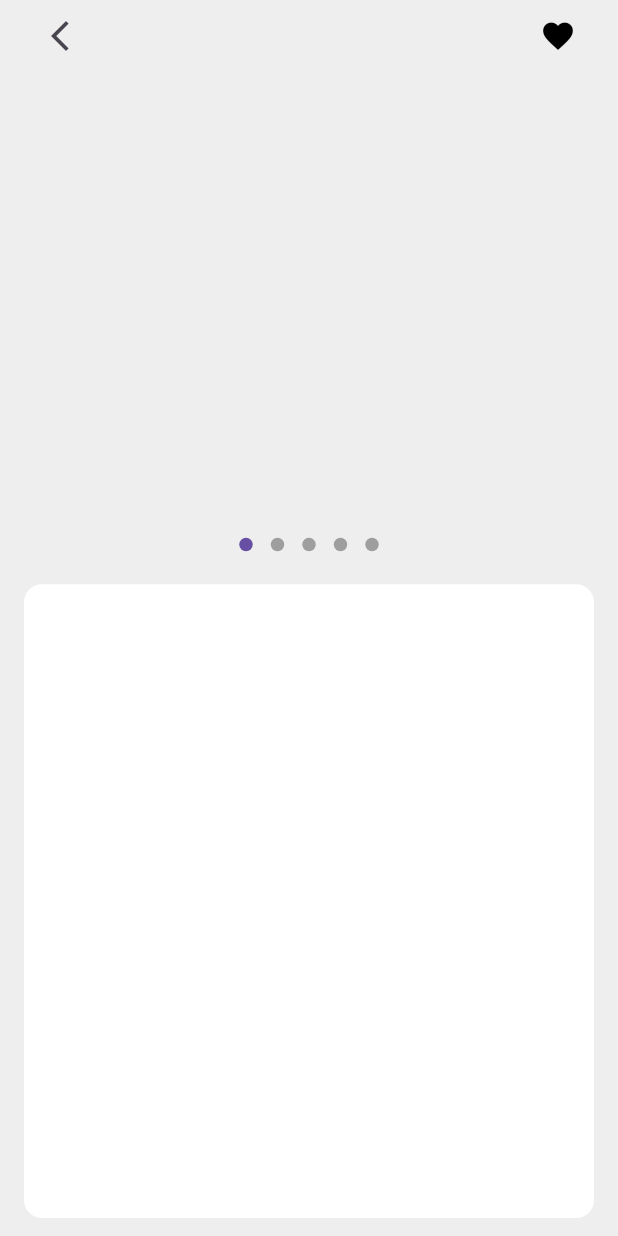
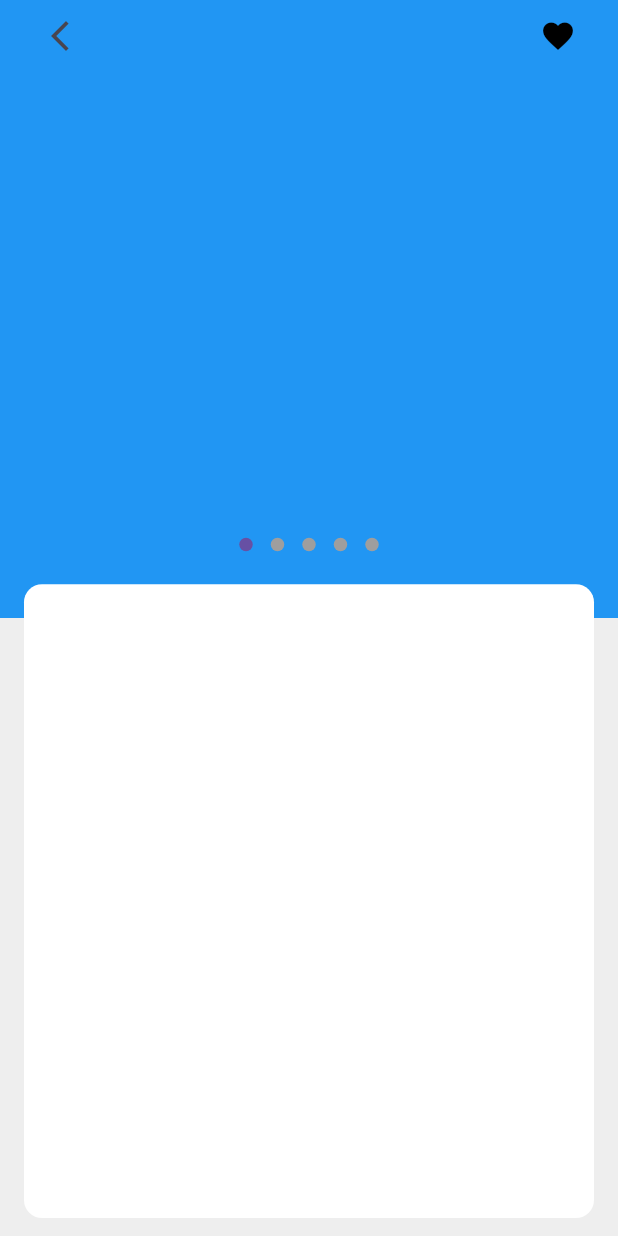
Before and after one commit to JAICHANGPARK/flutter_notebook_chapter_49, a Flutter app: the ECommerceDetailPage screen opened directly, on a phone screen of 412 x 824 dp. Run offline on Flutter 3.47's test engine with Material 3 defaults, Android fonts, the phone set to English and light mode, and no system bars; drawn by our look-alikes of dots_indicator; our stand-ins replace gap, google_fonts.

Commit message:
Update e_commerce_detail_page.dart

```diff
--- a/lib/ep2451_e_commerce_app/ui/e_commerce_detail_page.dart
+++ b/lib/ep2451_e_commerce_app/ui/e_commerce_detail_page.dart
@@ -9,6 +9,8 @@ class ECommerceDetailPage extends StatefulWidget {
 }
 
 class _ECommerceDetailPageState extends State<ECommerceDetailPage> {
+  final PageController? pageController = PageController(initialPage: 0);
+  int pageIndex = 0;
   @override
   Widget build(BuildContext context) {
     return Scaffold(
@@ -18,7 +20,20 @@ class _ECommerceDetailPageState extends State<ECommerceDetailPage> {
           Positioned.fill(
             child: Column(
               children: [
-                Expanded(child: PageView(children: [])),
+                Expanded(
+                  child: PageView(
+                      onPageChanged: (idx){
+
+                      },
+                      controller: pageController, children: [
+                    Container(
+                      color: Colors.blue,
+                    ),
+                    Container(
+                      color: Colors.orange,
+                    )
+                  ]),
+                ),
                 Expanded(child: Container()),
               ],
             ),
@@ -47,7 +62,9 @@ class _ECommerceDetailPageState extends State<ECommerceDetailPage> {
                     ],
                   ),
                   Spacer(),
-                  DotsIndicator(dotsCount: 5),
+                  DotsIndicator(dotsCount: 5,
+
+                  ),
                   Container(
                     height: MediaQuery.sizeOf(context).height / 1.95,
                     decoration: BoxDecoration(
```
